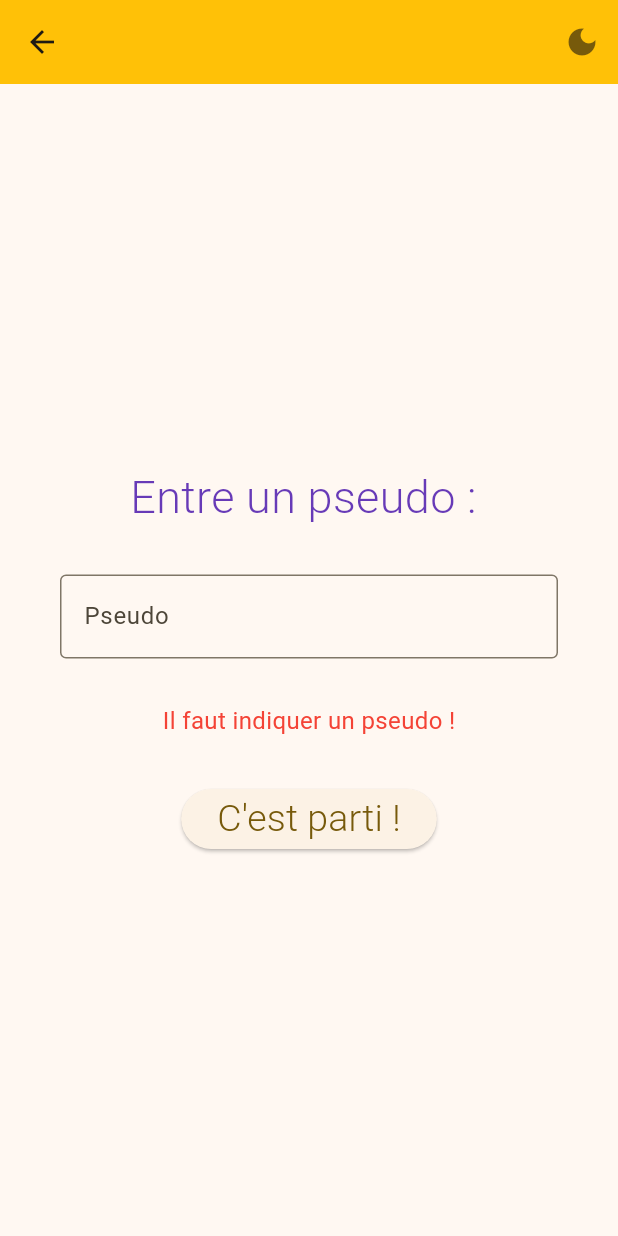
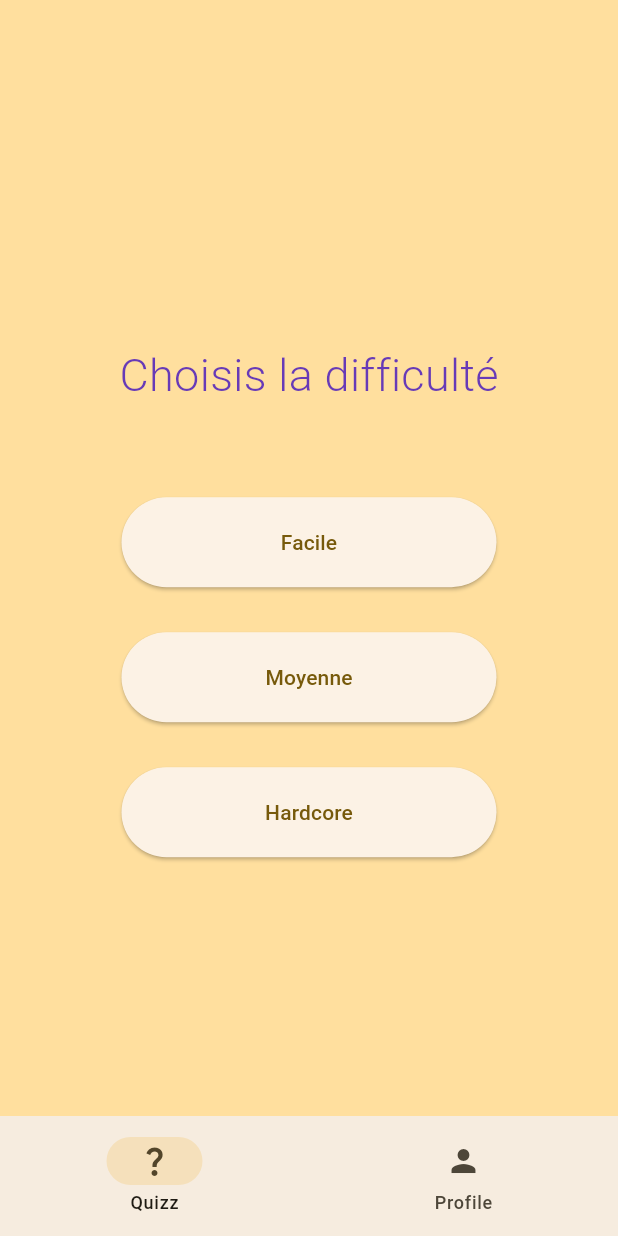
Before and after one commit to Dylano2/quizzons, a Flutter app: the SetProfilePage screen opened directly, after a tap on "C'est parti !", on a phone screen of 412 x 824 dp. Run offline on Flutter 3.47's test engine with Material 3 defaults, Android fonts, the phone set to English and light mode, and no system bars; our stand-ins replace shared_preferences; accounts and stored records are empty.

Commit message:
ajout de la page du choix de la difficulté + enregistrement en local

```diff
--- a/lib/data/constants.dart
+++ b/lib/data/constants.dart
@@ -3,10 +3,21 @@ import 'package:flutter/material.dart';
 class KConstants {
   static const String themeModeKey = 'isDarkMode';
   static const String pseudoKey = 'pseudo';
+  static const String difficultyKey = 'difficulty';
+
   static const String appName = 'Quizzons !';
   static const String startButton = "Commencer";
   static const String enterYourName = "Entre un pseudo : ";
   static const String submitNameButton = "C'est parti !";
+  static const String choseYourDifficulty = "Choisis la difficulté";
+  static const String easyDifficulty = "Facile";
+  static const String mediumDifficulty = "Moyenne";
+  static const String hardDifficulty = "Hardcore";
+  static const List<String> difficultyLevels = [
+    easyDifficulty,
+    mediumDifficulty,
+    hardDifficulty,
+  ];
 }
 
 class KTextStyle {
--- a/lib/data/notifiers.dart
+++ b/lib/data/notifiers.dart
@@ -1,3 +1,4 @@
 import 'package:flutter/cupertino.dart';
 
 ValueNotifier<bool> isDarkModeNotifier = ValueNotifier(false);
+ValueNotifier<int> selectedPageNotifier = ValueNotifier(0);
--- /dev/null
+++ b/lib/views/pages/main_view_page.dart
@@ -0,0 +1,35 @@
+import 'package:flutter/material.dart';
+import 'package:quizz_app/data/notifiers.dart';
+import 'package:quizz_app/views/pages/quizz_page.dart';
+
+List<Widget> pages = [QuizzPage()];
+
+class MainViewPage extends StatelessWidget {
+  const MainViewPage({super.key});
+
+  @override
+  Widget build(BuildContext context) {
+    return Scaffold(
+      backgroundColor: Theme.of(context).colorScheme.primaryContainer,
+      appBar: AppBar(
+        actions: [],
+        backgroundColor: Theme.of(context).colorScheme.primaryContainer,
+      ),
+      body: ValueListenableBuilder(
+        valueListenable: selectedPageNotifier,
+        builder: (context, selectedPage, child) {
+          return pages.elementAt(selectedPage);
+        },
+      ),
+      bottomNavigationBar: NavigationBar(
+        destinations: [
+          NavigationDestination(
+            icon: Icon(Icons.question_mark_outlined),
+            label: 'Quizz',
+          ),
+          NavigationDestination(icon: Icon(Icons.person), label: 'Profile'),
+        ],
+      ),
+    );
+  }
+}
--- /dev/null
+++ b/lib/views/pages/quizz_page.dart
@@ -0,0 +1,60 @@
+import 'package:flutter/material.dart';
+import 'package:quizz_app/data/constants.dart';
+import 'package:quizz_app/widgets/difficulty_selector.dart';
+import 'package:shared_preferences/shared_preferences.dart';
+
+class QuizzPage extends StatefulWidget {
+  const QuizzPage({super.key});
+
+  @override
+  State<QuizzPage> createState() => _QuizzPageState();
+}
+
+class _QuizzPageState extends State<QuizzPage> {
+  late Future<String?> difficulty;
+
+  @override
+  void initState() {
+    difficulty = getDifficulty();
+    super.initState();
+  }
+
+  @override
+  Widget build(BuildContext context) {
+    return FutureBuilder(
+      future: difficulty,
+      builder: (context, snapshot) {
+        if (snapshot.connectionState == ConnectionState.waiting) {
+          return CircularProgressIndicator();
+        }
+        if (snapshot.hasData) {
+          return Container(height: 20, width: 20, color: Colors.green);
+        }
+
+        return DifficultySelector(
+          onDifficultySelected: handleSetDifficulty,
+          onReloadRequested: reloadDifficulty,
+        );
+      },
+    );
+  }
+
+  Future<void> handleSetDifficulty(String difficultyLevel) async {
+    final SharedPreferences prefs = await SharedPreferences.getInstance();
+    prefs.setString(KConstants.difficultyKey, difficultyLevel);
+  }
+
+  void reloadDifficulty() {
+    setState(() {
+      difficulty = getDifficulty();
+    });
+  }
+
+  Future<String?> getDifficulty() async {
+    print("getDifficulty yooooo");
+    final SharedPreferences prefs = await SharedPreferences.getInstance();
+    final String? chosenDifficulty = prefs.getString(KConstants.difficultyKey);
+    print(chosenDifficulty);
+    return chosenDifficulty;
+  }
+}
--- a/lib/views/pages/set_profile_page.dart
+++ b/lib/views/pages/set_profile_page.dart
@@ -1,5 +1,6 @@
 import 'package:flutter/material.dart';
 import 'package:quizz_app/data/constants.dart';
+import 'package:quizz_app/views/pages/main_view_page.dart';
 import 'package:quizz_app/widgets/switch_theme_widget.dart';
 import 'package:shared_preferences/shared_preferences.dart';
 
@@ -11,13 +12,27 @@ class SetProfilePage extends StatefulWidget {
 }
 
 class _SetProfilePageState extends State<SetProfilePage> {
-  TextEditingController controller = TextEditingController();
+  TextEditingController controller = TextEditingController(text: "mama");
   String? error;
+
+  @override
+  void initState() {
+    clearState();
+    super.initState();
+  }
+
+  @override
+  void dispose() {
+    controller.dispose();
+    super.dispose();
+  }
 
   @override
   Widget build(BuildContext context) {
     return Scaffold(
       appBar: AppBar(
+        centerTitle: true,
+        title: Text(KConstants.appName),
         backgroundColor: Colors.amber,
         actions: [SwitchThemeWidget()],
       ),
@@ -59,10 +74,21 @@ class _SetProfilePageState extends State<SetProfilePage> {
     if (controller.text.isNotEmpty) {
       final SharedPreferences prefs = await SharedPreferences.getInstance();
       prefs.setString(KConstants.pseudoKey, controller.text);
+      if (!mounted) return;
+      Navigator.pushAndRemoveUntil(
+        context,
+        MaterialPageRoute(builder: (context) => MainViewPage()),
+        (route) => false,
+      );
     } else {
       setState(() {
         error = "Il faut indiquer un pseudo !";
       });
     }
   }
+
+  void clearState() async {
+    final SharedPreferences prefs = await SharedPreferences.getInstance();
+    await prefs.clear();
+  }
 }
--- /dev/null
+++ b/lib/widgets/difficulty_selector.dart
@@ -0,0 +1,43 @@
+import 'package:flutter/material.dart';
+import 'package:quizz_app/data/constants.dart';
+
+class DifficultySelector extends StatelessWidget {
+  final void Function(String difficulty) onDifficultySelected;
+  final void Function() onReloadRequested;
+
+  const DifficultySelector({
+    super.key,
+    required this.onDifficultySelected,
+    required this.onReloadRequested,
+  });
+
+  @override
+  Widget build(BuildContext context) {
+    return Center(
+      child: Column(
+        mainAxisAlignment: MainAxisAlignment.center,
+        spacing: 60,
+        children: [
+          Text(KConstants.choseYourDifficulty, style: KTextStyle.primaryText),
+          Column(
+            spacing: 30,
+            children: List.generate(
+              KConstants.difficultyLevels.length,
+              (index) => SizedBox(
+                width: 250,
+                height: 60,
+                child: ElevatedButton(
+                  onPressed: () {
+                    onDifficultySelected(KConstants.difficultyLevels[index]);
+                    onReloadRequested();
+                  },
+                  child: Text(KConstants.difficultyLevels[index]),
+                ),
+              ),
+            ),
+          ),
+        ],
+      ),
+    );
+  }
+}
```
Also changed, not shown: 1 other file.
